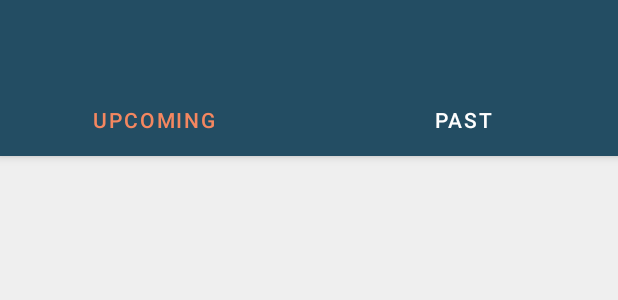
After one commit to ac1997/Assist, an Android app: the layout fragment_volunteer_task_list.xml on its own in the app's theme, with its tools: preview values and no code run, on a phone screen of 412 x 824 dp. The commit adds this screen. Shown: the top 300 px of the screen. Run offline under Robolectric (Android 15) with nearby library versions, the phone set to English and light mode, and no system bars.

Commit message:
Volunteer tasks history completed

```diff
--- a/app/src/main/java/com/caltruism/assist/activity/DisabledMainActivity.java
+++ b/app/src/main/java/com/caltruism/assist/activity/DisabledMainActivity.java
@@ -33,8 +33,6 @@ public class DisabledMainActivity extends AppCompatActivity implements Navigatio
     private NavigationView navigationView;
     private DrawerLayout drawerLayout;
 
-    private DisabledRequestListFragment disabledRequestListFragment;
-
     @Override
     protected void onCreate(Bundle savedInstanceState) {
         super.onCreate(savedInstanceState);
@@ -58,8 +56,7 @@ public class DisabledMainActivity extends AppCompatActivity implements Navigatio
         textViewUsername.setText(sharedPreferences.getString("name", null));
         textViewPhoneNumber.setText(sharedPreferences.getString("phoneNumber", null));
 
-        disabledRequestListFragment = new DisabledRequestListFragment();
-        showFragment(disabledRequestListFragment);
+        showFragment(new DisabledRequestListFragment());
     }
 
     @Override
--- a/app/src/main/java/com/caltruism/assist/fragment/DisabledRequestHistoryFragment.java
+++ b/app/src/main/java/com/caltruism/assist/fragment/DisabledRequestHistoryFragment.java
@@ -112,7 +112,7 @@ public class DisabledRequestHistoryFragment extends Fragment {
         CollectionReference colRef = FirebaseFirestore.getInstance().collection("requests");
         listenerRegistration = colRef.whereEqualTo("postedBy.uid", FirebaseAuth.getInstance().getUid())
                 .whereGreaterThanOrEqualTo("status", Constants.REQUEST_STATUS_COMPLETED)
-                .whereLessThanOrEqualTo("status", Constants.REQUEST_STATUS_NO_SHOW)
+                .whereLessThanOrEqualTo("status", Constants.REQUEST_STATUS_EXPIRED)
                 .addSnapshotListener(new EventListener<QuerySnapshot>() {
                     @Override
                     public void onEvent(@javax.annotation.Nullable QuerySnapshot queryDocumentSnapshots, @javax.annotation.Nullable FirebaseFirestoreException e) {
--- a/app/src/main/java/com/caltruism/assist/util/Constants.java
+++ b/app/src/main/java/com/caltruism/assist/util/Constants.java
@@ -14,9 +14,9 @@ public final class Constants {
     public static final int REQUEST_STATUS_WAITING = 0;
     public static final int REQUEST_STATUS_ACCEPTED = 1;
     public static final int REQUEST_STATUS_COMPLETED = 2;
-    public static final int REQUEST_STATUS_EXPIRED = 3;
-    public static final int REQUEST_STATUS_NO_SHOW = 4;
-    public static final int REQUEST_STATUS_CANCELLED = 5;
+    public static final int REQUEST_STATUS_NO_SHOW = 3;
+    public static final int REQUEST_STATUS_CANCELLED = 4;
+    public static final int REQUEST_STATUS_EXPIRED = 5;
 
     public static final long UPDATE_INTERVAL_IN_MILLISECONDS = 1000;
     public static final long FASTEST_UPDATE_INTERVAL_IN_MILLISECONDS = UPDATE_INTERVAL_IN_MILLISECONDS / 2;
--- a/app/src/main/java/com/caltruism/assist/util/CustomCallbackListener.java
+++ b/app/src/main/java/com/caltruism/assist/util/CustomCallbackListener.java
@@ -13,8 +13,7 @@ import java.util.HashMap;
 import java.util.HashSet;
 
 public class CustomCallbackListener {
-    public interface DisabledRequestListChildFragmentCallbackListener {
-        void onNewDataSet(ArrayList<AssistRequest> dataSet);
+    public interface ListViewChildFragmentCallbackListener {
         void onDataAdded(ArrayList<AssistRequest> dataSet);
         void onDataRemoved(HashSet<String> removedId);
         void onDataModified(ArrayList<DocumentSnapshot> dataSet);
--- /dev/null
+++ b/app/src/main/res/layout/fragment_volunteer_task_list.xml
@@ -0,0 +1,74 @@
+<?xml version="1.0" encoding="utf-8"?>
+<android.support.design.widget.CoordinatorLayout xmlns:android="http://schemas.android.com/apk/res/android"
+    xmlns:tools="http://schemas.android.com/tools"
+    xmlns:app="http://schemas.android.com/apk/res-auto"
+    android:layout_width="match_parent"
+    android:layout_height="match_parent">
+
+    <android.support.design.widget.AppBarLayout
+        android:id="@+id/appbar"
+        android:layout_height="wrap_content"
+        android:layout_width="match_parent" >
+
+        <android.support.v7.widget.Toolbar
+            android:id="@+id/toolbarVolunteerTaskList"
+            android:layout_width="match_parent"
+            android:layout_height="?attr/actionBarSize"
+            android:minHeight="?attr/actionBarSize"
+            app:layout_constraintEnd_toEndOf="parent"
+            app:layout_constraintStart_toStartOf="parent"
+            app:layout_constraintTop_toTopOf="parent"
+            app:layout_scrollFlags="scroll|enterAlways"
+            app:theme="@style/ToolBarStyle">
+
+            <TextView
+                android:id="@+id/textViewVolunteerTaskListToolbarTitle"
+                style="@style/TextAppearance.AppCompat.Widget.ActionBar.Title"
+                android:layout_width="wrap_content"
+                android:layout_height="wrap_content"
+                android:layout_gravity="center"
+                android:gravity="center"
+                tools:layout_editor_absoluteX="16dp"
+                tools:layout_editor_absoluteY="15dp" />
+
+        </android.support.v7.widget.Toolbar>
+
+        <android.support.design.widget.TabLayout
+            android:id="@+id/tabLayoutVolunteerTaskList"
+            android:layout_width="match_parent"
+            android:layout_height="wrap_content"
+            android:background="?attr/colorPrimary"
+            android:minHeight="?attr/actionBarSize"
+            app:tabSelectedTextColor="@color/colorAccent"
+            app:tabTextColor="@android:color/white">
+
+            <android.support.design.widget.TabItem
+                android:layout_width="wrap_content"
+                android:layout_height="wrap_content"
+                android:text="Upcoming" />
+
+            <android.support.design.widget.TabItem
+                android:layout_width="wrap_content"
+                android:layout_height="wrap_content"
+                android:text="Past" />
+        </android.support.design.widget.TabLayout>
+
+    </android.support.design.widget.AppBarLayout>
+
+    <android.support.v4.widget.NestedScrollView
+        android:layout_width="match_parent"
+        android:layout_height="match_parent"
+        android:fillViewport="true"
+        app:layout_behavior="android.support.design.widget.AppBarLayout$ScrollingViewBehavior">
+
+        <android.support.v4.view.ViewPager
+            android:id="@+id/viewPagerVolunteerTaskList"
+            android:layout_width="match_parent"
+            android:layout_height="match_parent"
+            app:layout_constraintBottom_toBottomOf="parent"
+            app:layout_constraintEnd_toEndOf="parent"
+            app:layout_constraintStart_toStartOf="parent" />
+
+    </android.support.v4.widget.NestedScrollView>
+
+</android.support.design.widget.CoordinatorLayout>
```
Also changed, not shown: app/src/main/java/com/caltruism/assist/activity/VolunteerMainActivity.java (+11 -1 lines), app/src/main/java/com/caltruism/assist/fragment/DisabledRequestListFragment.java (+14 -30 lines), app/src/main/java/com/caltruism/assist/fragment/DisabledRequestListViewFragment.java (renamed from app/src/main/java/com/caltruism/assist/fragment/DisabledRequestListAcceptedFragment.java, +26 -27 lines), app/src/main/java/com/caltruism/assist/fragment/VolunteerTaskListFragment.java (added, +246 -0 lines), app/src/main/java/com/caltruism/assist/fragment/VolunteerTaskListViewFragment.java (renamed from app/src/main/java/com/caltruism/assist/fragment/DisabledRequestListWaitingFragment.java, +29 -31 lines), app/src/main/res/layout/fragment_volunteer_task_list_view.xml (added, +55 -0 lines).
